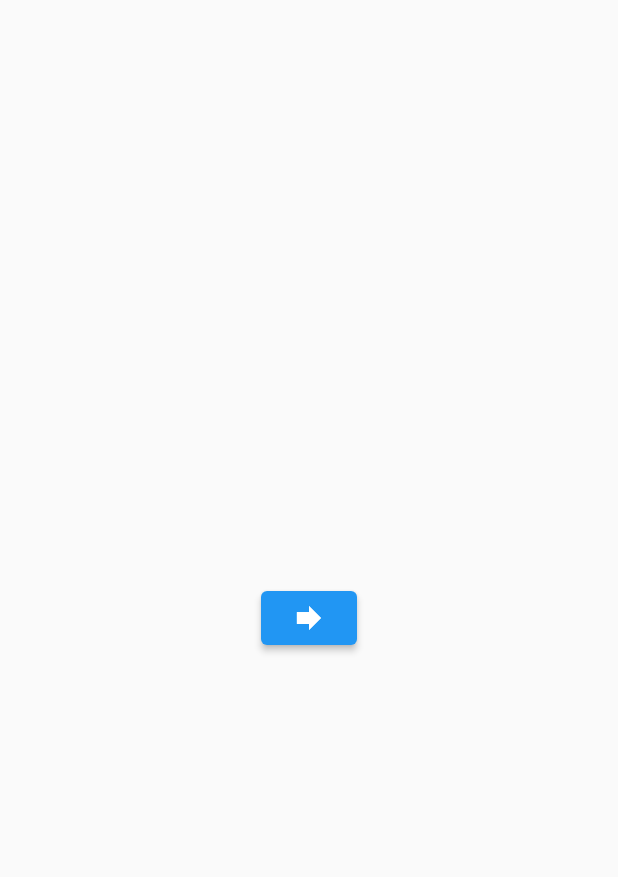
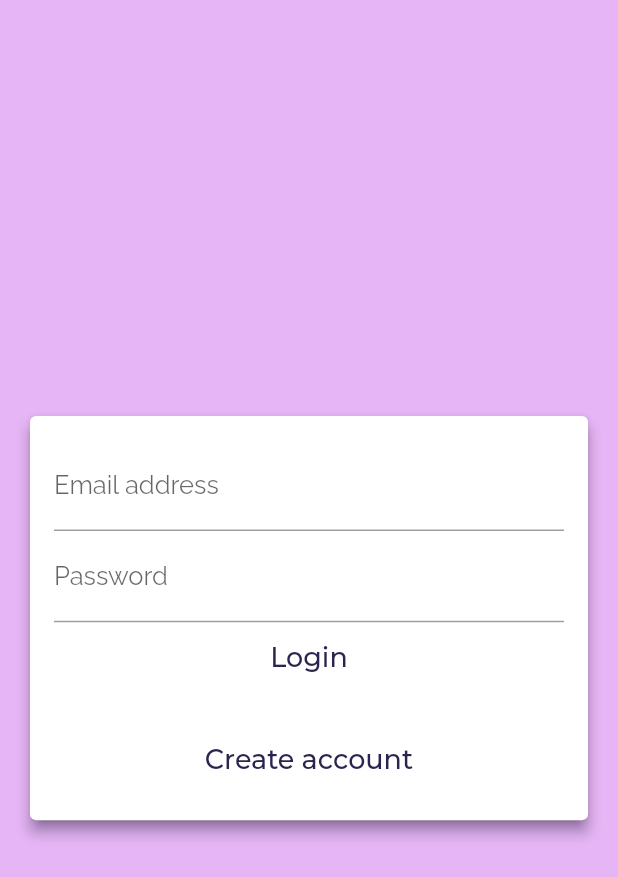
Before and after one commit to LenaMikhniuk/VolyaApp, a Flutter app: the AuthScreen screen opened directly, on a phone screen of 412 x 824 dp. Shown: the top 877 px of the screen. Run offline on Flutter 3.47's test engine with Material 2 defaults, Android fonts, the phone set to English and light mode, and no system bars; our stand-ins replace audioplayers, auto_size_text, bloc, firebase_auth, firebase_core, flutter_bloc and 6 more; accounts and stored records are empty; generated files the repository leaves out were written again.

Commit message:
add login-screen,signup-screen

```diff
--- /dev/null
+++ b/lib/data/photo_screen/auth_screen/user_repository.dart
@@ -0,0 +1,29 @@
+import 'package:firebase_auth/firebase_auth.dart';
+import 'package:firebase_core/firebase_core.dart';
+
+class UserRepository {
+  FirebaseAuth _firebaseAuth = FirebaseAuth.instance;
+
+  Future<void> signInWithCredentials(String email, String password) {
+    return _firebaseAuth.signInWithEmailAndPassword(
+      email: email,
+      password: password,
+    );
+  }
+
+  Future<void> signUp({String email, String password}) async {
+    return await _firebaseAuth.createUserWithEmailAndPassword(
+      email: email,
+      password: password,
+    );
+  }
+
+  bool isSignedIn() {
+    final currentUser = _firebaseAuth.currentUser;
+    return currentUser != null;
+  }
+
+  Future<String> getUser() async {
+    return (_firebaseAuth.currentUser.email);
+  }
+}
--- a/lib/main.dart
+++ b/lib/main.dart
@@ -6,7 +6,7 @@ import 'package:volyaApp/screens/fairytales/fairytales_audioplayer_screen.dart';
 import 'package:volyaApp/screens/music_screen.dart';
 import 'package:volyaApp/screens/home.dart';
 
-import 'screens/auth/auth_screen.dart';
+import 'screens/auth/splash_screen.dart';
 
 void main() async {
   WidgetsFlutterBinding.ensureInitialized();
@@ -26,7 +26,7 @@ class MyApp extends StatelessWidget {
         const Locale('en', 'US'),
         const Locale('fr', 'FR'),
       ],
-      home: AuthScreen(),
+      home: SplashScreen(),
       routes: {
         MusicScreen.routeName: (context) => MusicScreen(),
         FairytaleScreen.routeName: (context) => FairytaleScreen(),
--- /dev/null
+++ b/lib/screens/auth/login_screen.dart
@@ -0,0 +1,81 @@
+import 'package:flutter/cupertino.dart';
+import 'package:flutter/material.dart';
+import 'package:volyaApp/screens/auth/signUp_screen.dart';
+
+import '../../shared.dart';
+import '../../shared.dart';
+import '../../shared.dart';
+import '../../shared.dart';
+import '../../shared.dart';
+
+class AuthScreen extends StatefulWidget {
+  @override
+  _AuthScreenState createState() => _AuthScreenState();
+}
+
+class _AuthScreenState extends State<AuthScreen> {
+  @override
+  Widget build(BuildContext context) {
+    return Scaffold(
+      backgroundColor: AppColors.loginScreenBackgroundColor,
+      body: Center(
+        child: Card(
+          elevation: 4,
+          shadowColor: AppColors.loginButtonColor,
+          margin: EdgeInsets.all(20),
+          child: SingleChildScrollView(
+            child: Padding(
+              padding: EdgeInsets.all(16),
+              child: Form(
+                child: Column(
+                  mainAxisSize: MainAxisSize.min,
+                  children: [
+                    TextFormField(
+                      style: FontsStyles.hintLogin,
+                      keyboardType: TextInputType.emailAddress,
+                      decoration: InputDecoration(
+                        labelText: 'Email address',
+                        hintStyle: FontsStyles.hintName,
+                      ),
+                    ),
+                    TextFormField(
+                      style: FontsStyles.hintLogin,
+                      decoration: InputDecoration(
+                        labelText: 'Password',
+                      ),
+                      obscureText: true,
+                      obscuringCharacter: '*',
+                    ),
+                    TextButton(
+                      onPressed: () {},
+                      child: Text(
+                        'Login',
+                        style: FontsStyles.loginButton,
+                      ),
+                    ),
+                    SizedBox(
+                      height: 20,
+                    ),
+                    TextButton(
+                      onPressed: () {
+                        Navigator.of(context).push(
+                          MaterialPageRoute(
+                            builder: (context) => SignUpScreen(),
+                          ),
+                        );
+                      },
+                      child: Text(
+                        'Create account',
+                        style: FontsStyles.signUpButton,
+                      ),
+                    )
+                  ],
+                ),
+              ),
+            ),
+          ),
+        ),
+      ),
+    );
+  }
+}
--- a/lib/screens/auth/auth_screen.dart
+++ b/lib/screens/auth/splash_screen.dart
@@ -5,25 +5,26 @@ import 'package:flutter_bloc/flutter_bloc.dart';
 import 'package:volyaApp/bloc/bloc/login_bloc.dart';
 import 'package:volyaApp/bloc/bloc/login_event.dart';
 import 'package:volyaApp/bloc/bloc/login_state.dart';
+import 'package:volyaApp/screens/auth/login_screen.dart';
 
 import '../home.dart';
 import '../home.dart';
 
-class AuthScreen extends StatefulWidget {
+class SplashScreen extends StatefulWidget {
   @override
-  _AuthScreenState createState() => _AuthScreenState();
+  _SplashScreenState createState() => _SplashScreenState();
 }
 
-class _AuthScreenState extends State<AuthScreen> {
+class _SplashScreenState extends State<SplashScreen> {
   //FirebaseAuth auth = FirebaseAuth.instance;
 
   @override
   Widget build(BuildContext context) {
     return Scaffold(
       body: Container(
-        child: BlocProvider<LoginBloc>(
-          create: (context) => LoginBloc(),
-          child: BlocConsumer<LoginBloc, LoginState>(
+        child: BlocProvider<AuthenticationLoginBloc>(
+          create: (context) => AuthenticationLoginBloc(),
+          child: BlocConsumer<AuthenticationLoginBloc, LoginState>(
             listener: (context, state) {
               return state.maybeWhen(
                 orElse: () {
@@ -39,7 +40,7 @@ class _AuthScreenState extends State<AuthScreen> {
                 unAuth: () {
                   return Navigator.of(context).pushReplacement(
                     MaterialPageRoute(
-                      builder: (context) => Home(),
+                      builder: (context) => AuthScreen(),
                     ),
                   );
                 },
@@ -50,7 +51,7 @@ class _AuthScreenState extends State<AuthScreen> {
                 child: ElevatedButton(
                   child: Icon(Icons.forward),
                   onPressed: () {
-                    BlocProvider.of<LoginBloc>(context).add(
+                    BlocProvider.of<AuthenticationLoginBloc>(context).add(
                       LoginEvent.checkIsLogggedIn(),
                     );
                   },
--- a/lib/shared.dart
+++ b/lib/shared.dart
@@ -33,6 +33,10 @@ class AppColors {
   static const Color bodyPhotoScreenColor = Color(0xffffe6e6);
   static const Color iconButtonPhotoScreenColor = Color(0xff6600ff);
   static const Color deleteTextColor = Color(0xff6600ff);
+  static const Color loginScreenBackgroundColor = Color(0xffe6b5f5);
+  static const Color signUpScreenBackgroundColor = Color(0xff9fa8da);
+  static const Color signUpButtonColor = Color(0xff2B244F);
+  static const Color loginButtonColor = Color(0xff2B244F);
 }
 
 class FontsStyles {
@@ -77,6 +81,20 @@ class FontsStyles {
     color: AppColors.deleteTextColor,
     fontSize: 18,
   );
+  static TextStyle signUpButton = GoogleFonts.montserrat(
+    color: AppColors.signUpButtonColor,
+    fontSize: 18,
+  );
+  static TextStyle loginButton = GoogleFonts.montserrat(
+    color: AppColors.loginButtonColor,
+    fontSize: 18,
+  );
+  static TextStyle hintSignUp = GoogleFonts.raleway(
+    fontSize: 17,
+  );
+  static TextStyle hintLogin = GoogleFonts.raleway(
+    fontSize: 17,
+  );
 }
 
 class ButtonBoxDecoration {
```
Also changed, not shown: lib/bloc/bloc/login_bloc.dart (+7 -6 lines), lib/screens/auth/signUp_screen.dart (added, +64 -0 lines), 2 other files.
